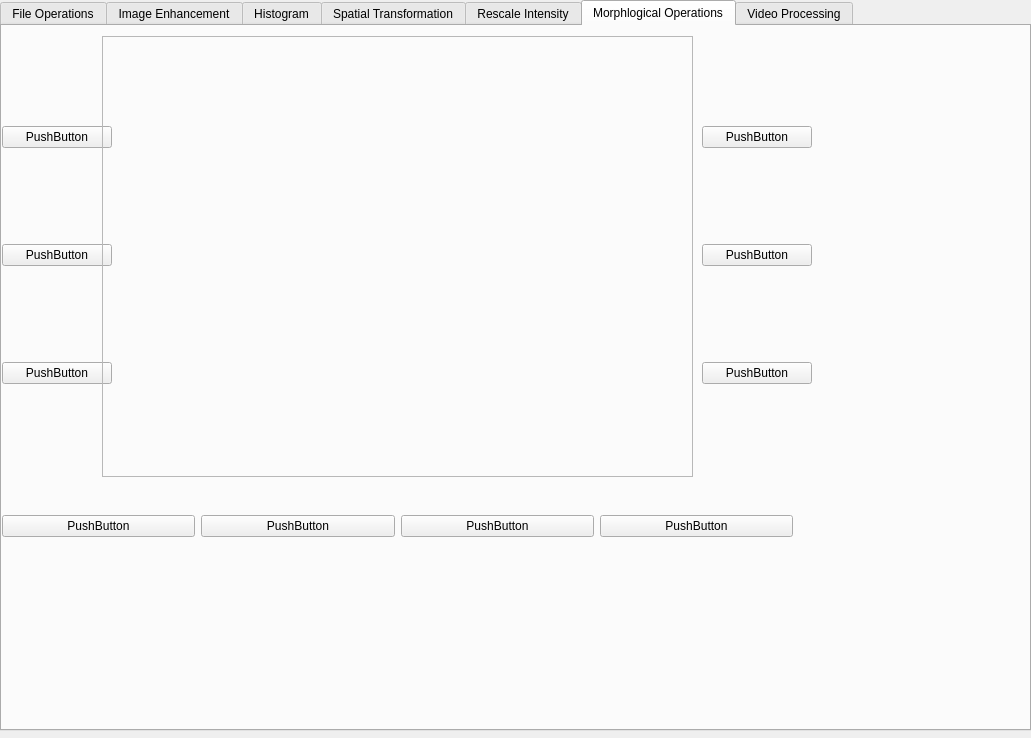
First picture: the form in user_interface.ui, repository laser-ayyildiz/image-processor, before the edit.
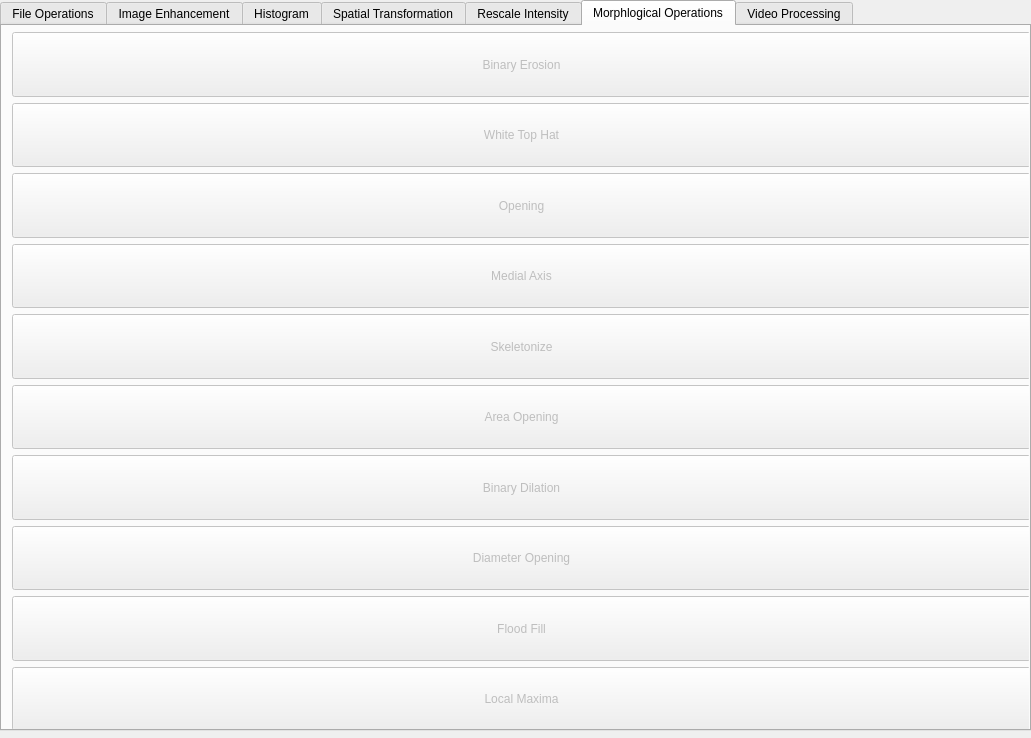
Second picture: the form after the edit. The open tabs and pages were chosen to show the change.

Patch:
```diff
--- a/user_interface.ui
+++ b/user_interface.ui
@@ -425,130 +425,204 @@
      </widget>
     </widget>
     <widget class="QWidget" name="morphologicalOptsTab">
+     <property name="enabled">
+      <bool>false</bool>
+     </property>
      <attribute name="title">
       <string>Morphlogical Operations</string>
      </attribute>
-     <widget class="QWidget" name="verticalLayoutWidget_3">
+     <widget class="QPushButton" name="binaryErosionBtn">
+      <property name="enabled">
+       <bool>false</bool>
+      </property>
       <property name="geometry">
        <rect>
-        <x>700</x>
-        <y>10</y>
-        <width>110</width>
-        <height>441</height>
+        <x>10</x>
+        <y>6</y>
+        <width>1019</width>
+        <height>65</height>
        </rect>
       </property>
-      <layout class="QVBoxLayout" name="verticalLayout_3">
-       <item>
-        <widget class="QPushButton" name="pushButton_17">
-         <property name="text">
-          <string>PushButton</string>
-         </property>
-        </widget>
-       </item>
-       <item>
-        <widget class="QPushButton" name="pushButton_18">
-         <property name="text">
-          <string>PushButton</string>
-         </property>
-        </widget>
-       </item>
-       <item>
-        <widget class="QPushButton" name="pushButton_19">
-         <property name="text">
-          <string>PushButton</string>
-         </property>
-        </widget>
-       </item>
-      </layout>
+      <property name="sizePolicy">
+       <sizepolicy hsizetype="Expanding" vsizetype="Expanding">
+        <horstretch>1</horstretch>
+        <verstretch>1</verstretch>
+       </sizepolicy>
+      </property>
+      <property name="text">
+       <string>Binary Erosion</string>
+      </property>
      </widget>
-     <widget class="QWidget" name="verticalLayoutWidget_4">
+     <widget class="QPushButton" name="floodFillBtn">
       <property name="geometry">
        <rect>
-        <x>0</x>
-        <y>10</y>
-        <width>110</width>
-        <height>441</height>
+        <x>10</x>
+        <y>570</y>
+        <width>1019</width>
+        <height>65</height>
        </rect>
       </property>
-      <layout class="QVBoxLayout" name="verticalLayout_4">
-       <item>
-        <widget class="QPushButton" name="pushButton_20">
-         <property name="text">
-          <string>PushButton</string>
-         </property>
-        </widget>
-       </item>
-       <item>
-        <widget class="QPushButton" name="pushButton_21">
-         <property name="text">
-          <string>PushButton</string>
-         </property>
-        </widget>
-       </item>
-       <item>
-        <widget class="QPushButton" name="pushButton_22">
-         <property name="text">
-          <string>PushButton</string>
-         </property>
-        </widget>
-       </item>
-      </layout>
+      <property name="sizePolicy">
+       <sizepolicy hsizetype="Expanding" vsizetype="Expanding">
+        <horstretch>1</horstretch>
+        <verstretch>1</verstretch>
+       </sizepolicy>
+      </property>
+      <property name="text">
+       <string>Flood Fill</string>
+      </property>
      </widget>
-     <widget class="QFrame" name="frame_3">
+     <widget class="QPushButton" name="areaOpeningBtn">
       <property name="geometry">
        <rect>
-        <x>100</x>
-        <y>10</y>
-        <width>591</width>
-        <height>441</height>
+        <x>10</x>
+        <y>359</y>
+        <width>1019</width>
+        <height>64</height>
        </rect>
       </property>
-      <property name="frameShape">
-       <enum>QFrame::StyledPanel</enum>
+      <property name="sizePolicy">
+       <sizepolicy hsizetype="Expanding" vsizetype="Expanding">
+        <horstretch>1</horstretch>
+        <verstretch>1</verstretch>
+       </sizepolicy>
       </property>
-      <property name="frameShadow">
-       <enum>QFrame::Raised</enum>
+      <property name="text">
+       <string>Area Opening</string>
       </property>
      </widget>
-     <widget class="QWidget" name="horizontalLayoutWidget_3">
+     <widget class="QPushButton" name="skeletonizeBtn">
       <property name="geometry">
        <rect>
-        <x>0</x>
-        <y>460</y>
-        <width>791</width>
-        <height>80</height>
+        <x>10</x>
+        <y>288</y>
+        <width>1019</width>
+        <height>65</height>
        </rect>
       </property>
-      <layout class="QHBoxLayout" name="horizontalLayout_3">
-       <item>
-        <widget class="QPushButton" name="pushButton_23">
-         <property name="text">
-          <string>PushButton</string>
-         </property>
-        </widget>
-       </item>
-       <item>
-        <widget class="QPushButton" name="pushButton_24">
-         <property name="text">
-          <string>PushButton</string>
-         </property>
-        </widget>
-       </item>
-       <item>
-        <widget class="QPushButton" name="pushButton_25">
-         <property name="text">
-          <string>PushButton</string>
-         </property>
-        </widget>
-       </item>
-       <item>
-        <widget class="QPushButton" name="pushButton_26">
-         <property name="text">
-          <string>PushButton</string>
-         </property>
-        </widget>
-       </item>
-      </layout>
+      <property name="sizePolicy">
+       <sizepolicy hsizetype="Expanding" vsizetype="Expanding">
+        <horstretch>1</horstretch>
+        <verstretch>1</verstretch>
+       </sizepolicy>
+      </property>
+      <property name="text">
+       <string>Skeletonize</string>
+      </property>
+     </widget>
+     <widget class="QPushButton" name="whiteTopHatBtn">
+      <property name="geometry">
+       <rect>
+        <x>10</x>
+        <y>77</y>
+        <width>1019</width>
+        <height>64</height>
+       </rect>
+      </property>
+      <property name="sizePolicy">
+       <sizepolicy hsizetype="Expanding" vsizetype="Expanding">
+        <horstretch>1</horstretch>
+        <verstretch>1</verstretch>
+       </sizepolicy>
+      </property>
+      <property name="text">
+       <string>White Top Hat</string>
+      </property>
+     </widget>
+     <widget class="QPushButton" name="openingBtn">
+      <property name="geometry">
+       <rect>
+        <x>10</x>
+        <y>147</y>
+        <width>1019</width>
+        <height>65</height>
+       </rect>
+      </property>
+      <property name="sizePolicy">
+       <sizepolicy hsizetype="Expanding" vsizetype="Expanding">
+        <horstretch>1</horstretch>
+        <verstretch>1</verstretch>
+       </sizepolicy>
+      </property>
+      <property name="text">
+       <string>Opening</string>
+      </property>
+     </widget>
+     <widget class="QPushButton" name="binaryDilationBtn">
+      <property name="geometry">
+       <rect>
+        <x>10</x>
+        <y>429</y>
+        <width>1019</width>
+        <height>65</height>
+       </rect>
+      </property>
+      <property name="sizePolicy">
+       <sizepolicy hsizetype="Expanding" vsizetype="Expanding">
+        <horstretch>1</horstretch>
+        <verstretch>1</verstretch>
+       </sizepolicy>
+      </property>
+      <property name="text">
+       <string>Binary Dilation</string>
+      </property>
+     </widget>
+     <widget class="QPushButton" name="medialAxisBtn">
+      <property name="geometry">
+       <rect>
+        <x>10</x>
+        <y>218</y>
+        <width>1019</width>
+        <height>64</height>
+       </rect>
+      </property>
+      <property name="sizePolicy">
+       <sizepolicy hsizetype="Expanding" vsizetype="Expanding">
+        <horstretch>1</horstretch>
+        <verstretch>1</verstretch>
+       </sizepolicy>
+      </property>
+      <property name="text">
+       <string>Medial Axis</string>
+      </property>
+     </widget>
+     <widget class="QPushButton" name="localMaximaBtn">
+      <property name="geometry">
+       <rect>
+        <x>10</x>
+        <y>641</y>
+        <width>1019</width>
+        <height>64</height>
+       </rect>
+      </property>
+      <property name="sizePolicy">
+       <sizepolicy hsizetype="Expanding" vsizetype="Expanding">
+        <horstretch>1</horstretch>
+        <verstretch>1</verstretch>
+       </sizepolicy>
+      </property>
+      <property name="text">
+       <string>Local Maxima</string>
+      </property>
+     </widget>
+     <widget class="QPushButton" name="diameterOpeningBtn">
+      <property name="geometry">
+       <rect>
+        <x>10</x>
+        <y>500</y>
+        <width>1019</width>
+        <height>64</height>
+       </rect>
+      </property>
+      <property name="sizePolicy">
+       <sizepolicy hsizetype="Expanding" vsizetype="Expanding">
+        <horstretch>1</horstretch>
+        <verstretch>1</verstretch>
+       </sizepolicy>
+      </property>
+      <property name="text">
+       <string>Diameter Opening</string>
+      </property>
      </widget>
     </widget>
     <widget class="QWidget" name="videoProcessingTab">
```
Left out of the diff: 70 changed lines with no effect on the pictures.
